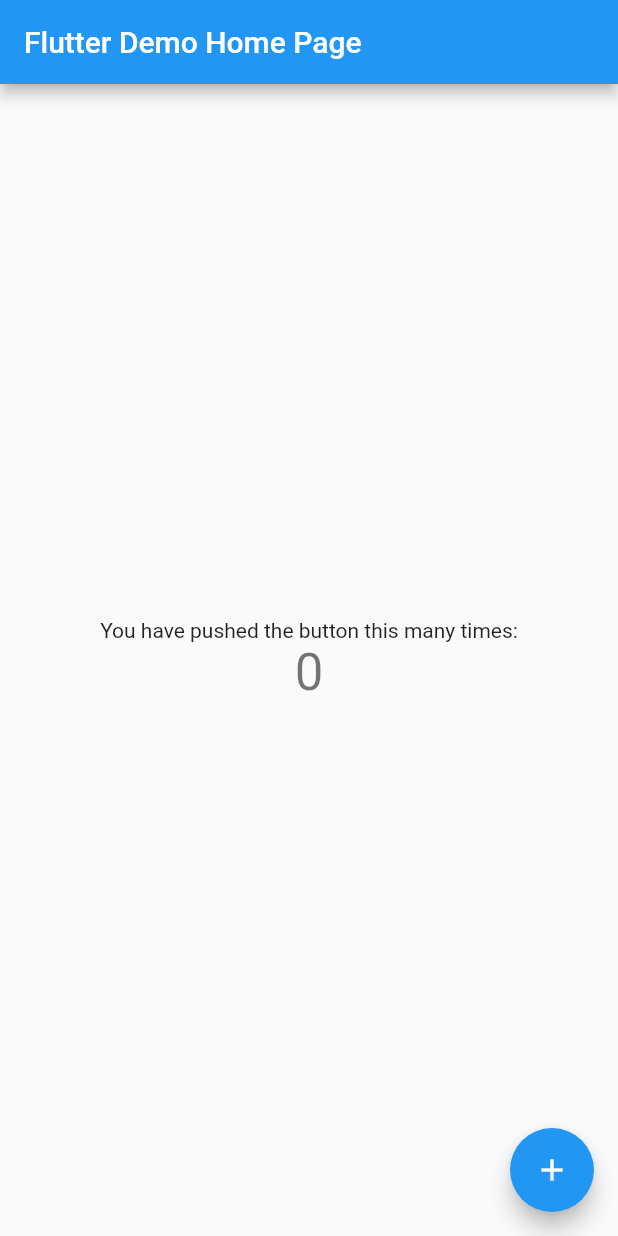
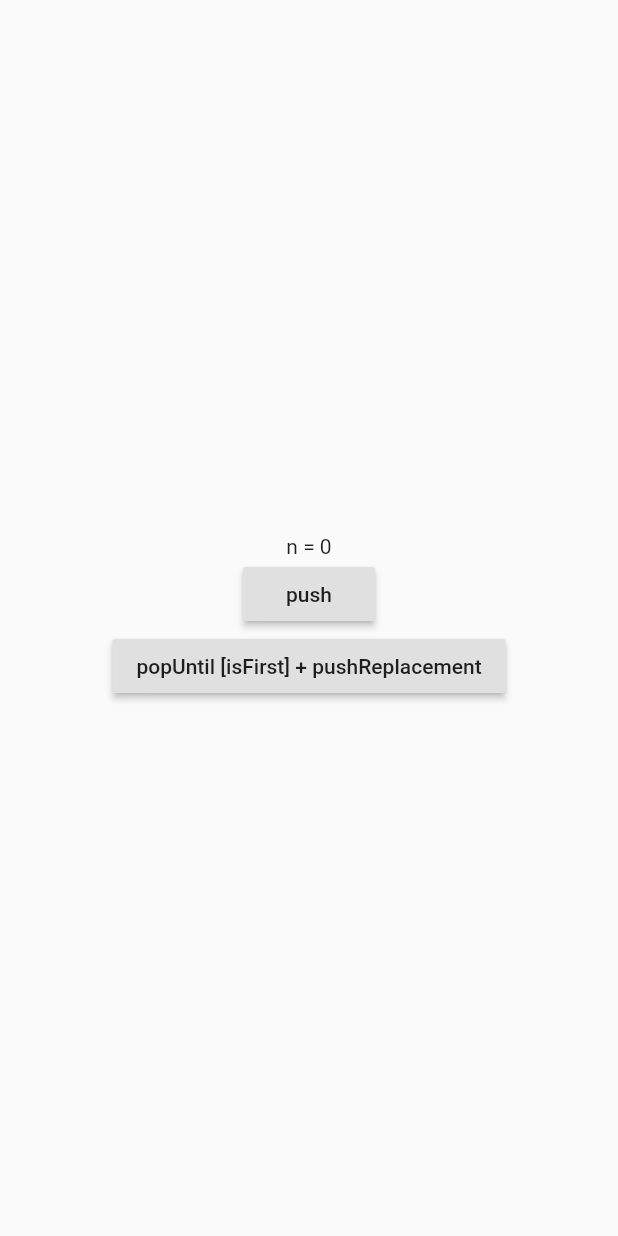
Before and after one commit to cubuspl42/flutter-NavigatorObserver-bug, a Flutter app: the screen it shows after launch, on a phone screen of 412 x 824 dp. Run offline on Flutter 3.47's test engine with Material 2 defaults, Android fonts, the phone set to English and light mode, and no system bars.

Commit message:
Add a MCVE for a NavigatorObserver bug

```diff
--- a/lib/main.dart
+++ b/lib/main.dart
@@ -1,7 +1,74 @@
-import 'package:firebase_analytics/firebase_analytics.dart';
 import 'package:flutter/material.dart';
 
 void main() => runApp(MyApp());
+
+class MyNavigatorObserver extends NavigatorObserver {
+  @override
+  void didPop(Route route, Route previousRoute) {
+    print(
+        "didPop route: ${route?.settings?.name} previousRoute: ${previousRoute?.settings?.name}");
+  }
+
+  @override
+  void didPush(Route route, Route previousRoute) {
+    print(
+        "didPush route: ${route?.settings?.name} previousRoute: ${previousRoute?.settings?.name}");
+  }
+
+  @override
+  void didRemove(Route route, Route previousRoute) {
+    print(
+        "didRemove route: ${route?.settings?.name} previousRoute: ${previousRoute?.settings?.name}");
+  }
+
+  @override
+  void didReplace({Route newRoute, Route oldRoute}) {
+    print(
+        "didReplace route: ${newRoute?.settings?.name} previousRoute: ${oldRoute?.settings?.name}");
+  }
+}
+
+class MyPage extends StatelessWidget {
+  final int n;
+
+  const MyPage({Key key, this.n = 0}) : super(key: key);
+
+  @override
+  Widget build(BuildContext context) {
+    return Scaffold(
+      body: Center(
+        child: Column(
+          mainAxisAlignment: MainAxisAlignment.center,
+          children: <Widget>[
+            Text("n = $n"),
+            RaisedButton(
+              child: Text("push"),
+              onPressed: () {
+                Navigator.of(context).push(
+                  buildMaterialPageRoute(),
+                );
+              },
+            ),
+            RaisedButton(
+              child: Text("popUntil [isFirst] + pushReplacement"),
+              onPressed: () {
+                Navigator.of(context).popUntil((r) => r.isFirst);
+                Navigator.of(context).pushReplacement(
+                  buildMaterialPageRoute(),
+                );
+              },
+            ),
+          ],
+        ),
+      ),
+    );
+  }
+
+  MaterialPageRoute buildMaterialPageRoute() => MaterialPageRoute(
+        settings: RouteSettings(name: "route${n + 1}"),
+        builder: (context) => MyPage(n: n + 1),
+      );
+}
 
 class MyApp extends StatelessWidget {
   // This widget is the root of your application.
@@ -21,100 +88,8 @@ class MyApp extends StatelessWidget {
         // is not restarted.
         primarySwatch: Colors.blue,
       ),
-      home: MyHomePage(title: 'Flutter Demo Home Page'),
+      home: MyPage(),
+      navigatorObservers: [MyNavigatorObserver()],
     );
   }
 }
-
-class MyHomePage extends StatefulWidget {
-  MyHomePage({Key key, this.title}) : super(key: key);
-
-  // This widget is the home page of your application. It is stateful, meaning
-  // that it has a State object (defined below) that contains fields that affect
-  // how it looks.
-
-  // This class is the configuration for the state. It holds the values (in this
-  // case the title) provided by the parent (in this case the App widget) and
-  // used by the build method of the State. Fields in a Widget subclass are
-  // always marked "final".
-
-  final String title;
-
-  @override
-  _MyHomePageState createState() => _MyHomePageState();
-}
-
-class _MyHomePageState extends State<MyHomePage> {
-  int _counter = 0;
-
-  FirebaseAnalytics _analytics = FirebaseAnalytics();
-
-  @override
-  void initState() {
-    super.initState();
-    _analytics.logEvent(name: "my_event");
-  }
-
-  void _incrementCounter() {
-    setState(() {
-      // This call to setState tells the Flutter framework that something has
-      // changed in this State, which causes it to rerun the build method below
-      // so that the display can reflect the updated values. If we changed
-      // _counter without calling setState(), then the build method would not be
-      // called again, and so nothing would appear to happen.
-      _counter++;
-    });
-  }
-
-  @override
-  Widget build(BuildContext context) {
-    // This method is rerun every time setState is called, for instance as done
-    // by the _incrementCounter method above.
-    //
-    // The Flutter framework has been optimized to make rerunning build methods
-    // fast, so that you can just rebuild anything that needs updating rather
-    // than having to individually change instances of widgets.
-    return Scaffold(
-      appBar: AppBar(
-        // Here we take the value from the MyHomePage object that was created by
-        // the App.build method, and use it to set our appbar title.
-        title: Text(widget.title),
-      ),
-      body: Center(
-        // Center is a layout widget. It takes a single child and positions it
-        // in the middle of the parent.
-        child: Column(
-          // Column is also a layout widget. It takes a list of children and
-          // arranges them vertically. By default, it sizes itself to fit its
-          // children horizontally, and tries to be as tall as its parent.
-          //
-          // Invoke "debug painting" (press "p" in the console, choose the
-          // "Toggle Debug Paint" action from the Flutter Inspector in Android
-          // Studio, or the "Toggle Debug Paint" command in Visual Studio Code)
-          // to see the wireframe for each widget.
-          //
-          // Column has various properties to control how it sizes itself and
-          // how it positions its children. Here we use mainAxisAlignment to
-          // center the children vertically; the main axis here is the vertical
-          // axis because Columns are vertical (the cross axis would be
-          // horizontal).
-          mainAxisAlignment: MainAxisAlignment.center,
-          children: <Widget>[
-            Text(
-              'You have pushed the button this many times:',
-            ),
-            Text(
-              '$_counter',
-              style: Theme.of(context).textTheme.display1,
-            ),
-          ],
-        ),
-      ),
-      floatingActionButton: FloatingActionButton(
-        onPressed: _incrementCounter,
-        tooltip: 'Increment',
-        child: Icon(Icons.add),
-      ), // This trailing comma makes auto-formatting nicer for build methods.
-    );
-  }
-}
```
Also changed, not shown: pubspec.lock, 2 other files.
